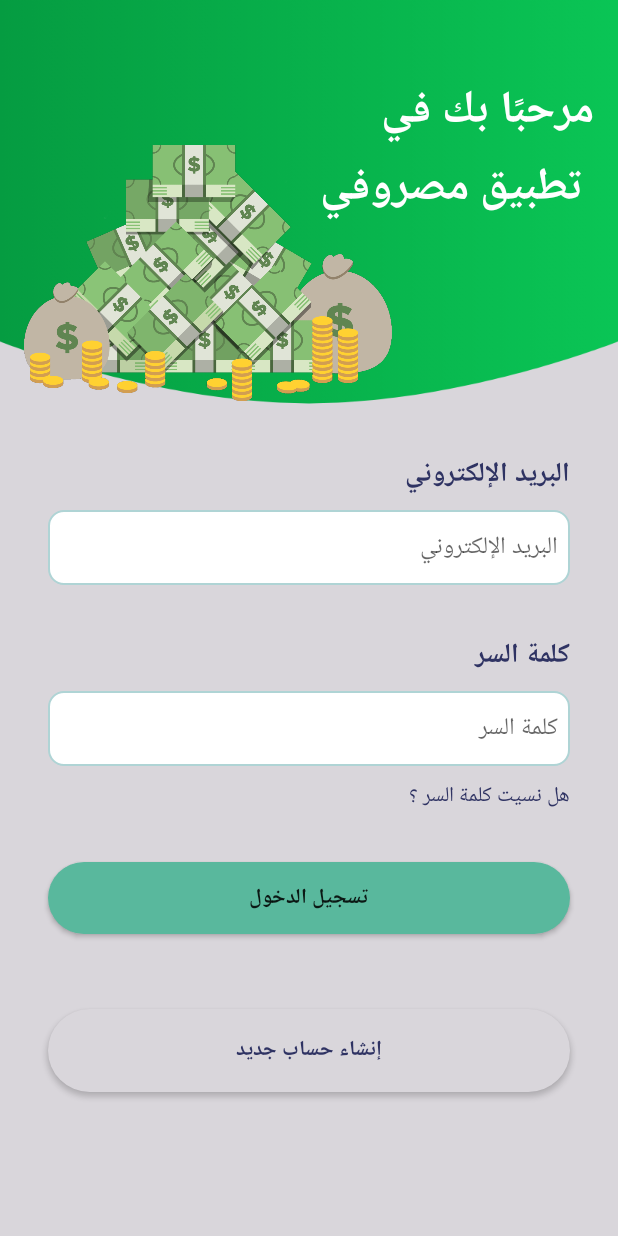
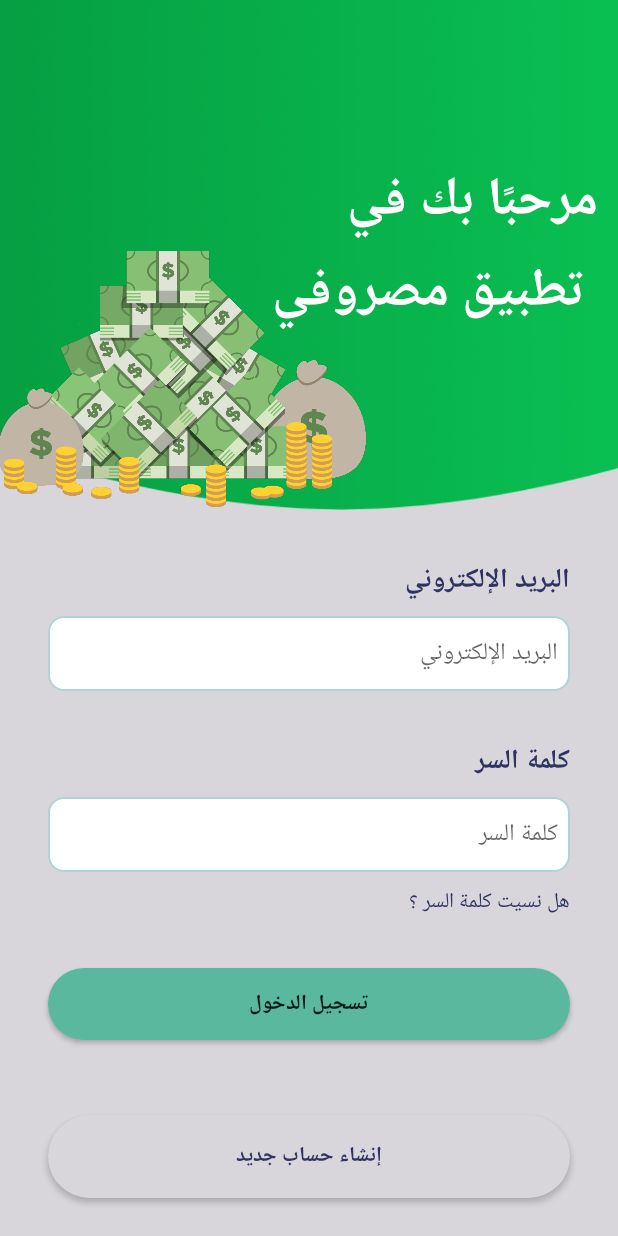
Before and after one commit to Adam-Saleem/Masroofe, an Android app: the screen it shows after launch (LoginActivity), on a phone screen of 412 x 824 dp. Run offline under Robolectric (Android 15) with nearby library versions, the phone set to English and light mode, and no system bars.

Commit message:
editLayoutScreen

```diff
--- a/app/src/main/res/layout/login_activity.xml
+++ b/app/src/main/res/layout/login_activity.xml
@@ -9,9 +9,6 @@
     tools:context=".LoginActivity"
     >
 <androidx.constraintlayout.widget.ConstraintLayout
-    xmlns:android="http://schemas.android.com/apk/res/android"
-    xmlns:app="http://schemas.android.com/apk/res-auto"
-    xmlns:tools="http://schemas.android.com/tools"
     android:layout_width="match_parent"
     android:layout_height="match_parent"
     android:background="@color/light_silver"
@@ -19,12 +16,12 @@
 
     <ImageView
         android:id="@+id/topBackgrond"
-        android:layout_width="wrap_content"
-        android:layout_height="269dp"
+        android:layout_width="602dp"
+        android:layout_height="340dp"
         android:layout_marginBottom="335dp"
         app:layout_constraintBottom_toBottomOf="parent"
         app:layout_constraintEnd_toEndOf="parent"
-        app:layout_constraintHorizontal_bias="0.0"
+        app:layout_constraintHorizontal_bias="0.39"
         app:layout_constraintStart_toStartOf="parent"
         app:layout_constraintTop_toTopOf="parent"
         app:layout_constraintVertical_bias="0.0"
@@ -37,20 +34,20 @@
         android:layout_marginEnd="8dp"
         android:text="@string/mainTitleInLoginActivity"
         android:textColor="@color/white"
-        android:textSize="30sp"
+        android:textSize="35sp"
         android:textStyle="bold"
         app:layout_constraintBottom_toBottomOf="@+id/topBackgrond"
         app:layout_constraintEnd_toEndOf="parent"
-        app:layout_constraintHorizontal_bias="0.963"
+        app:layout_constraintHorizontal_bias="0.972"
         app:layout_constraintStart_toStartOf="parent"
         app:layout_constraintTop_toTopOf="parent"
-        app:layout_constraintVertical_bias="0.296" />
+        app:layout_constraintVertical_bias="0.478" />
 
     <ImageView
         android:id="@+id/imgMoney"
         android:layout_width="245dp"
         android:layout_height="177dp"
-        android:layout_marginStart="16dp"
+        android:layout_marginStart="72dp"
         android:layout_marginTop="16dp"
         app:layout_constraintBottom_toBottomOf="@+id/topBackgrond"
         app:layout_constraintStart_toStartOf="@+id/topBackgrond"
```
